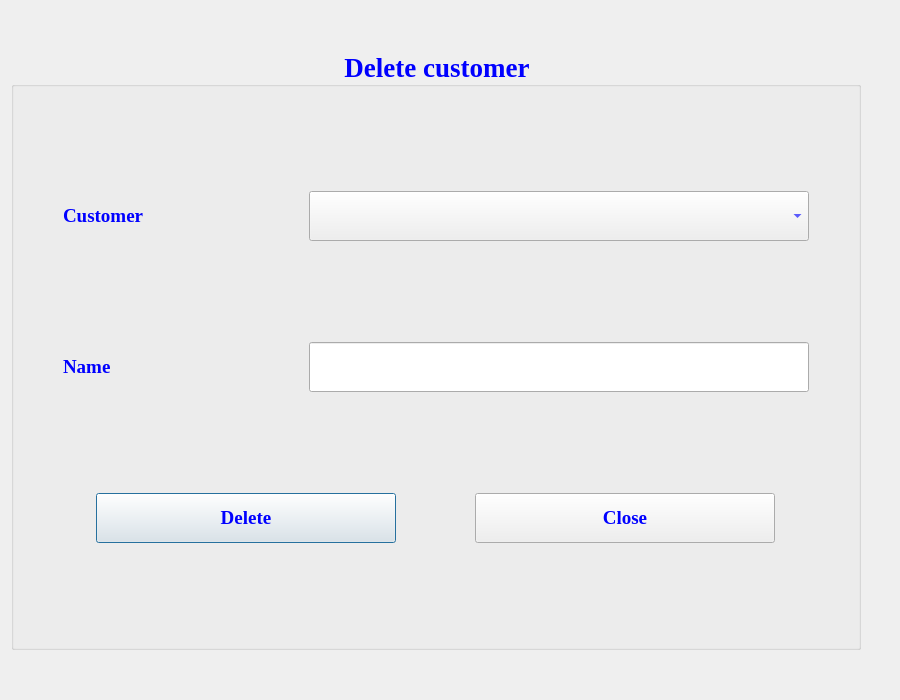
Above: deletecustomer.ui from jonathansaetre/BankSystem before the change. Below: the same form after it.
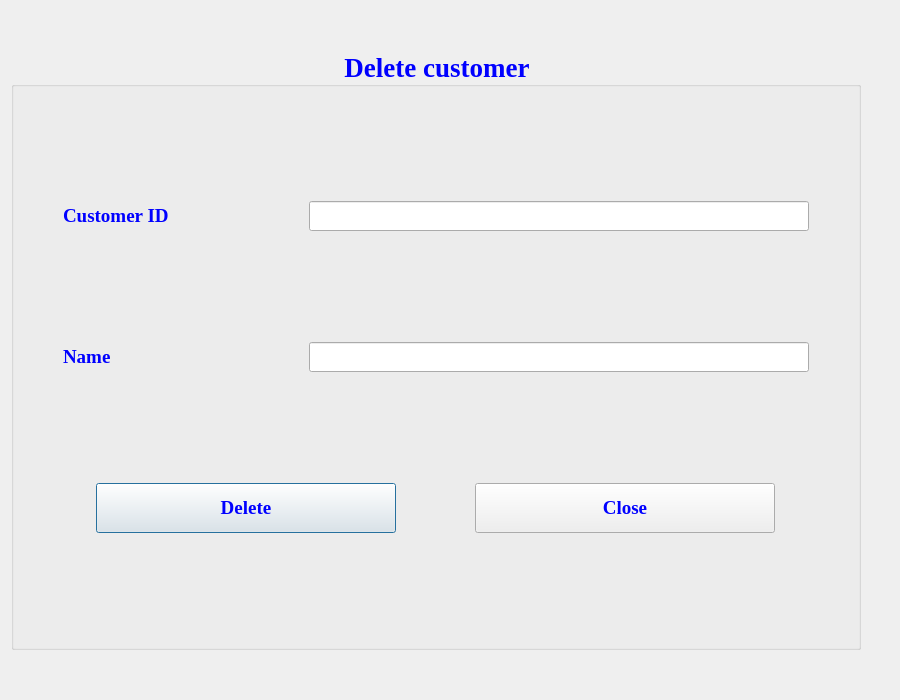
That is the form after the change.

Commit message: delete account and delete customer(it not works )

```diff
--- a/deletecustomer.ui
+++ b/deletecustomer.ui
@@ -66,13 +66,13 @@
           <property name="minimumSize">
            <size>
             <width>200</width>
-            <height>50</height>
+            <height>30</height>
            </size>
           </property>
           <property name="maximumSize">
            <size>
             <width>200</width>
-            <height>50</height>
+            <height>30</height>
            </size>
           </property>
           <property name="font">
@@ -84,33 +84,24 @@
            </font>
           </property>
           <property name="text">
-           <string>Customer</string>
+           <string>Customer ID</string>
           </property>
          </widget>
         </item>
         <item>
-         <widget class="QComboBox" name="customerCombobox">
+         <widget class="QLineEdit" name="customersnn">
           <property name="minimumSize">
            <size>
-            <width>0</width>
-            <height>50</height>
+            <width>500</width>
+            <height>30</height>
            </size>
           </property>
           <property name="maximumSize">
            <size>
             <width>500</width>
-            <height>50</height>
+            <height>30</height>
            </size>
           </property>
-          <property name="font">
-           <font>
-            <family>Times New Roman</family>
-            <pointsize>10</pointsize>
-           </font>
-          </property>
-          <property name="styleSheet">
-           <string notr="true">color:blue</string>
-          </property>
          </widget>
         </item>
        </layout>
@@ -122,13 +113,13 @@
           <property name="minimumSize">
            <size>
             <width>200</width>
-            <height>50</height>
+            <height>30</height>
            </size>
           </property>
           <property name="maximumSize">
            <size>
             <width>200</width>
-            <height>50</height>
+            <height>30</height>
            </size>
           </property>
           <property name="font">
@@ -152,13 +143,13 @@
           <property name="minimumSize">
            <size>
             <width>500</width>
-            <height>50</height>
+            <height>30</height>
            </size>
           </property>
           <property name="maximumSize">
            <size>
             <width>500</width>
-            <height>50</height>
+            <height>30</height>
            </size>
           </property>
           <property name="font">
```
The commit also changes 7 other files.
